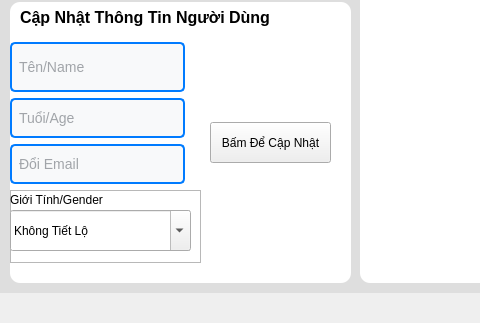
Qt form ui/mainwindow.ui (Harisaya/python-app) before a commit; both pictures show x 0 to 480 and y 348 to 671 of the 939 by 1108 pixel window.
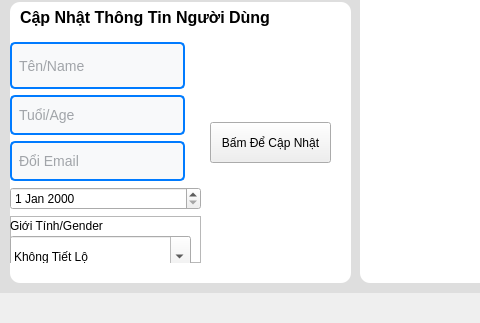
The same form after that commit. Icons and pictures are not drawn.

The edit to the form file:
```diff
--- a/ui/mainwindow.ui
+++ b/ui/mainwindow.ui
@@ -1760,6 +1760,9 @@
          </property>
         </widget>
        </item>
+       <item>
+        <widget class="QDateEdit" name="txt_birthday"/>
+       </item>
        <item>
         <widget class="QFrame" name="frame">
          <property name="maximumSize">
```
Left out of the diff: 4 changed lines with no effect on the pictures.
